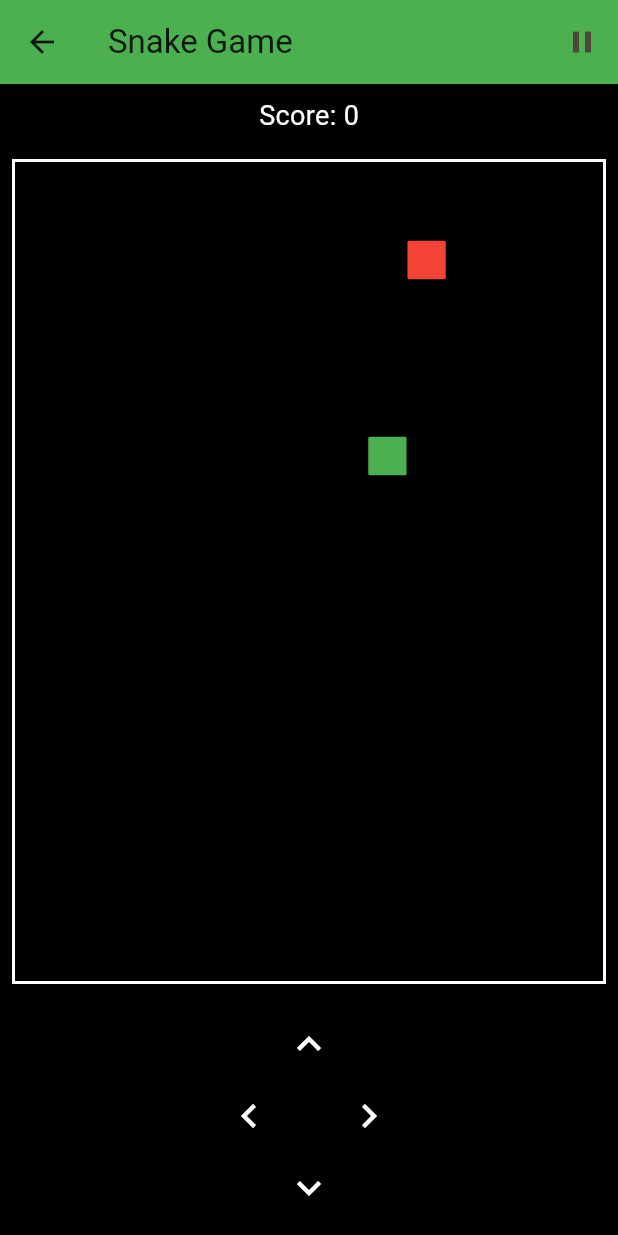
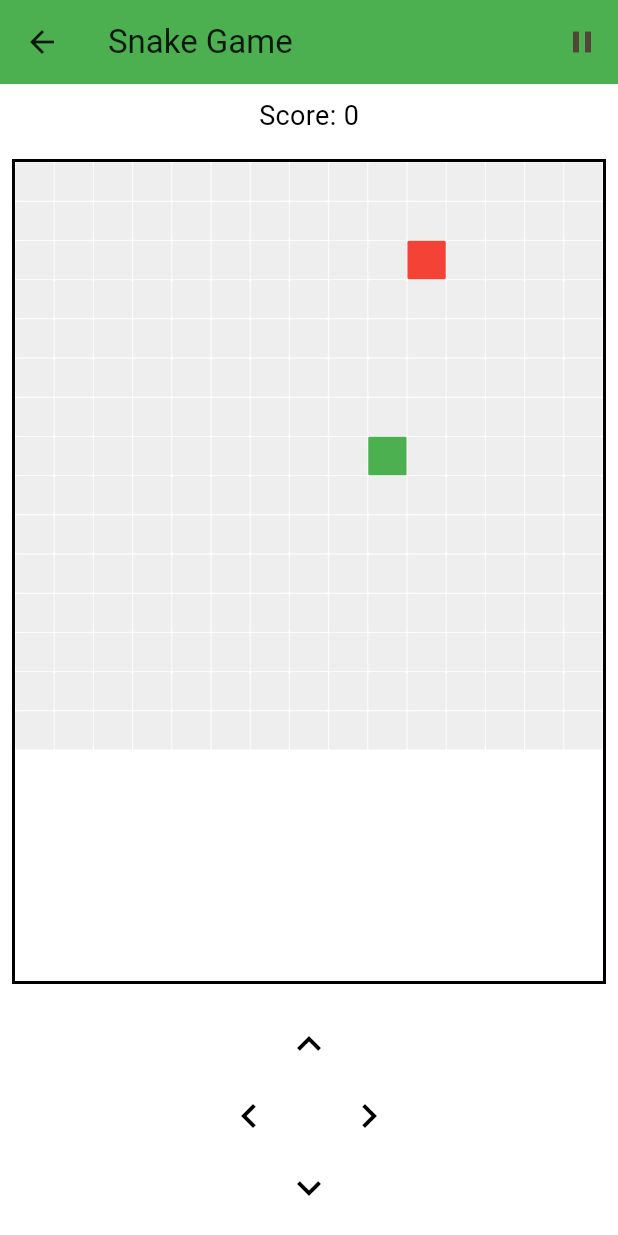
Before and after one commit to Dropheart/scouts-finance, a Flutter app: the SnakeGame screen opened directly, on a phone screen of 412 x 824 dp. Run offline on Flutter 3.47's test engine with Material 3 defaults, Android fonts, the phone set to English and light mode, and no system bars; our stand-ins replace shared_preferences; missing offline and left inert: flutter_masked_text3, search_choices, serverpod, serverpod_client, serverpod_flutter; accounts and stored records are empty; statements that could not run were skipped.

Commit message:
fix: colour scheme minor changes

```diff
--- a/scouts_finances_flutter/lib/services/theme_service.dart
+++ b/scouts_finances_flutter/lib/services/theme_service.dart
@@ -18,14 +18,15 @@ class ThemeService extends ChangeNotifier {
     // Generate base color scheme from primary and secondary colors
     final baseColorScheme = ColorScheme.fromSeed(
       seedColor: _primaryColor,
-      secondary: _secondaryColor,
       brightness: _isLightBackground ? Brightness.light : Brightness.dark,
     );
 
     // Override background and surface colors with the selected background color
+    // Apply secondary color to card surfaces
     final customColorScheme = baseColorScheme.copyWith(
       surface: _backgroundColor,
       background: _backgroundColor,
+      surfaceVariant: _secondaryColor.withOpacity(0.6), // Much stronger color
       // Adjust on-surface colors based on background brightness
       onSurface: _getContrastingTextColor(_backgroundColor),
       onBackground: _getContrastingTextColor(_backgroundColor),
@@ -36,7 +37,8 @@ class ThemeService extends ChangeNotifier {
       scaffoldBackgroundColor: _backgroundColor,
       cardTheme: CardThemeData(
         elevation: 1.0,
-        color: _backgroundColor,
+        color: _secondaryColor.withOpacity(0.4), // Much stronger from 0.15 to 0.4
+        surfaceTintColor: _secondaryColor, // Secondary color tint
       ),
       searchBarTheme: const SearchBarThemeData(
         elevation: WidgetStatePropertyAll(0.0),
--- a/scouts_finances_flutter/lib/widgets/snake_game.dart
+++ b/scouts_finances_flutter/lib/widgets/snake_game.dart
@@ -135,8 +135,14 @@ class _SnakeGameState extends State<SnakeGame> {
 
   @override
   Widget build(BuildContext context) {
+    final backgroundColor = Theme.of(context).scaffoldBackgroundColor;
+    final isDarkBackground = backgroundColor.computeLuminance() < 0.5;
+    final borderColor = isDarkBackground ? Colors.white : Colors.black;
+    final textColor = isDarkBackground ? Colors.white : Colors.black;
+    final gridColor = isDarkBackground ? Colors.grey.shade800 : Colors.grey.shade200;
+
     return Scaffold(
-      backgroundColor: Colors.black,
+      backgroundColor: backgroundColor,
       appBar: AppBar(
         title: const Text('Snake Game'),
         backgroundColor: Colors.green,
@@ -155,12 +161,12 @@ class _SnakeGameState extends State<SnakeGame> {
               children: [
                 Text(
                   'Score: $score',
-                  style: const TextStyle(color: Colors.white, fontSize: 18),
+                  style: TextStyle(color: textColor, fontSize: 18),
                 ),
                 if (!gameRunning && !gameOver)
-                  const Text(
+                  Text(
                     'Tap ▶️ to start or use arrow buttons to control',
-                    style: TextStyle(color: Colors.grey, fontSize: 12),
+                    style: TextStyle(color: textColor.withOpacity(0.6), fontSize: 12),
                   ),
               ],
             ),
@@ -169,7 +175,7 @@ class _SnakeGameState extends State<SnakeGame> {
             child: Container(
               margin: const EdgeInsets.all(8.0),
               decoration: BoxDecoration(
-                border: Border.all(color: Colors.white, width: 2),
+                border: Border.all(color: borderColor, width: 2),
               ),
               child: AspectRatio(
                 aspectRatio: 1.0,
@@ -184,7 +190,7 @@ class _SnakeGameState extends State<SnakeGame> {
                     final y = index ~/ boardSize;
                     final point = Point(x, y);
 
-                    Color cellColor = Colors.black;
+                    Color cellColor = gridColor;
                     if (snake.contains(point)) {
                       cellColor = snake.first == point ? Colors.green : Colors.lightGreen;
                     } else if (point == food) {
@@ -208,7 +214,7 @@ class _SnakeGameState extends State<SnakeGame> {
               padding: const EdgeInsets.all(8.0),
               child: Column(
                 children: [
-                  const Text(
+                  Text(
                     'Game Over!',
                     style: TextStyle(color: Colors.red, fontSize: 20),
                   ),
@@ -233,7 +239,7 @@ class _SnakeGameState extends State<SnakeGame> {
                         if (!gameRunning && !gameOver) _startGame();
                         _changeDirection(Direction.up);
                       },
-                      icon: const Icon(Icons.keyboard_arrow_up, color: Colors.white, size: 32),
+                      icon: Icon(Icons.keyboard_arrow_up, color: textColor, size: 32),
                     ),
                   ],
                 ),
@@ -245,7 +251,7 @@ class _SnakeGameState extends State<SnakeGame> {
                         if (!gameRunning && !gameOver) _startGame();
                         _changeDirection(Direction.left);
                       },
-                      icon: const Icon(Icons.keyboard_arrow_left, color: Colors.white, size: 32),
+                      icon: Icon(Icons.keyboard_arrow_left, color: textColor, size: 32),
                     ),
                     const SizedBox(width: 32),
                     IconButton(
@@ -253,7 +259,7 @@ class _SnakeGameState extends State<SnakeGame> {
                         if (!gameRunning && !gameOver) _startGame();
                         _changeDirection(Direction.right);
                       },
-                      icon: const Icon(Icons.keyboard_arrow_right, color: Colors.white, size: 32),
+                      icon: Icon(Icons.keyboard_arrow_right, color: textColor, size: 32),
                     ),
                   ],
                 ),
@@ -265,7 +271,7 @@ class _SnakeGameState extends State<SnakeGame> {
                         if (!gameRunning && !gameOver) _startGame();
                         _changeDirection(Direction.down);
                       },
-                      icon: const Icon(Icons.keyboard_arrow_down, color: Colors.white, size: 32),
+                      icon: Icon(Icons.keyboard_arrow_down, color: textColor, size: 32),
                     ),
                   ],
                 ),
```
